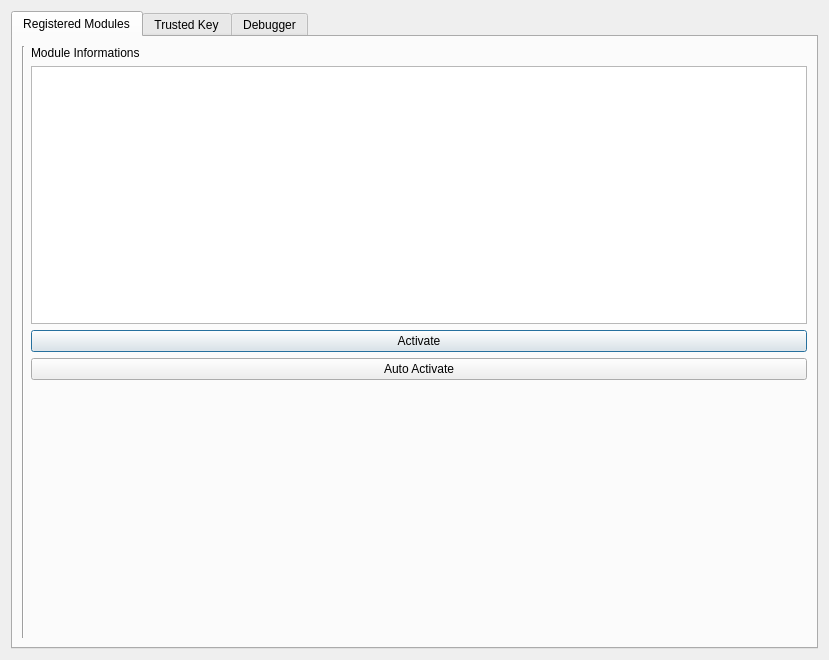
This is ui/ModuleControllerDialog.ui in saturneric/GpgFrontend as Qt 5 draws it before an edit. The edited form follows.
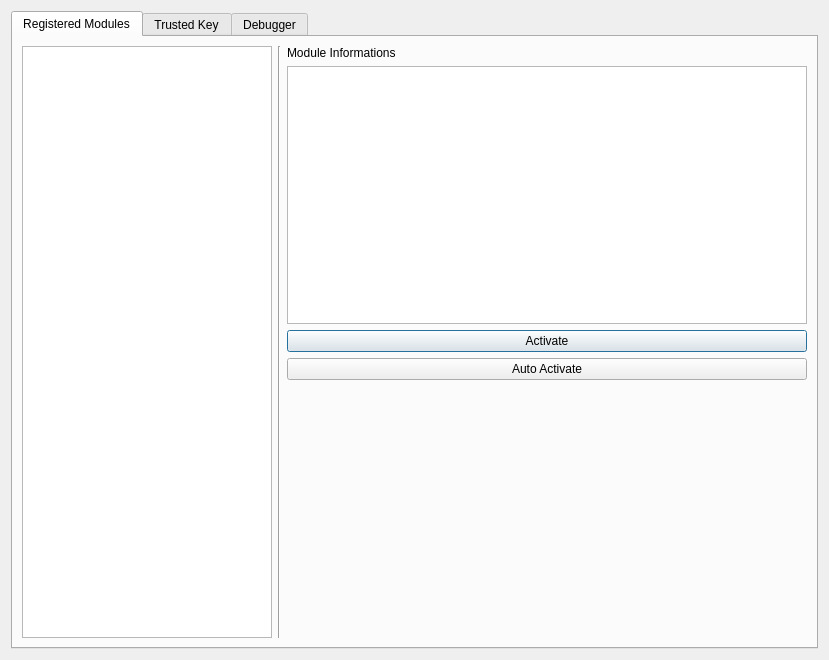
This is the edited form. Custom widgets are drawn as their Qt base class.

```diff
--- a/ui/ModuleControllerDialog.ui
+++ b/ui/ModuleControllerDialog.ui
@@ -36,7 +36,21 @@
        <item>
         <layout class="QHBoxLayout" name="moduleControllerLayout">
          <item>
-          <layout class="QVBoxLayout" name="moduleListViewLayout"/>
+          <layout class="QVBoxLayout" name="moduleListViewLayout">
+           <property name="sizeConstraint">
+            <enum>QLayout::SetDefaultConstraint</enum>
+           </property>
+           <item>
+            <widget class="GpgFrontend::UI::ModuleListView" name="moduleListView">
+             <property name="maximumSize">
+              <size>
+               <width>250</width>
+               <height>16777215</height>
+              </size>
+             </property>
+            </widget>
+           </item>
+          </layout>
          </item>
          <item>
           <widget class="Line" name="line_2">
@@ -169,6 +183,13 @@
    </item>
   </layout>
  </widget>
+ <customwidgets>
+  <customwidget>
+   <class>GpgFrontend::UI::ModuleListView</class>
+   <extends>QListView</extends>
+   <header>ui/widgets/ModuleListView.h</header>
+  </customwidget>
+ </customwidgets>
  <resources/>
  <connections/>
 </ui>
```
